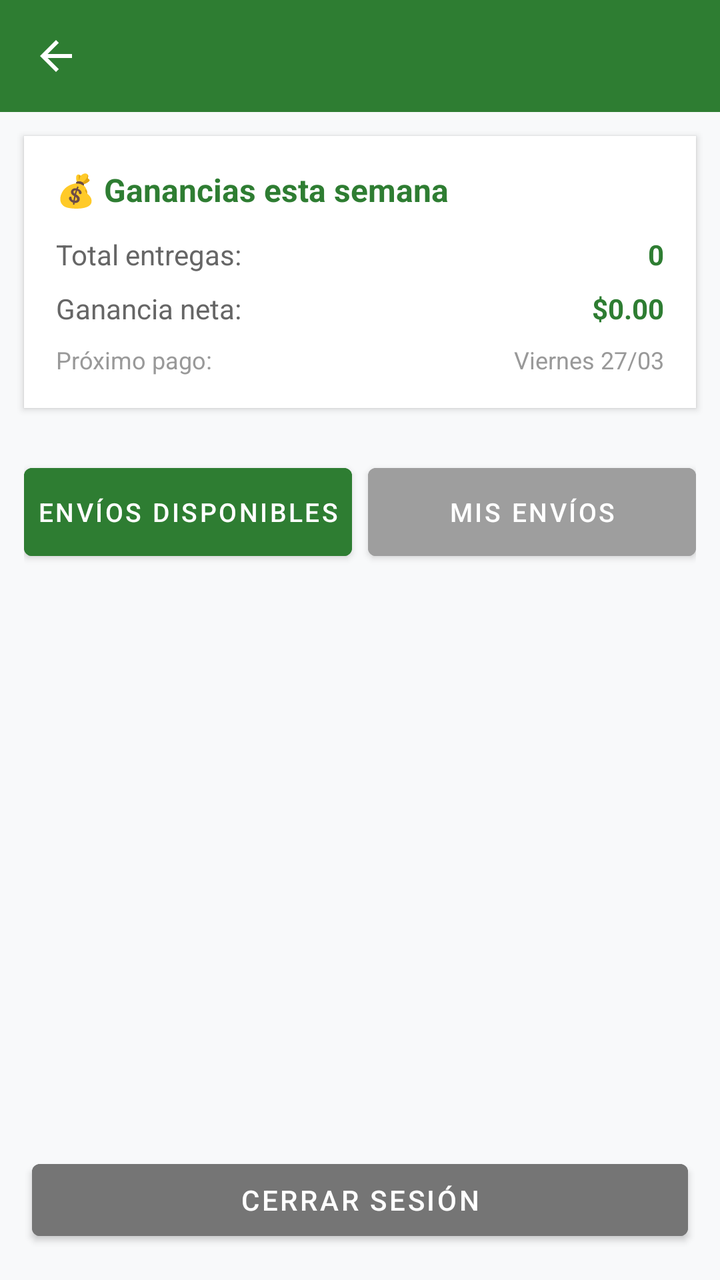
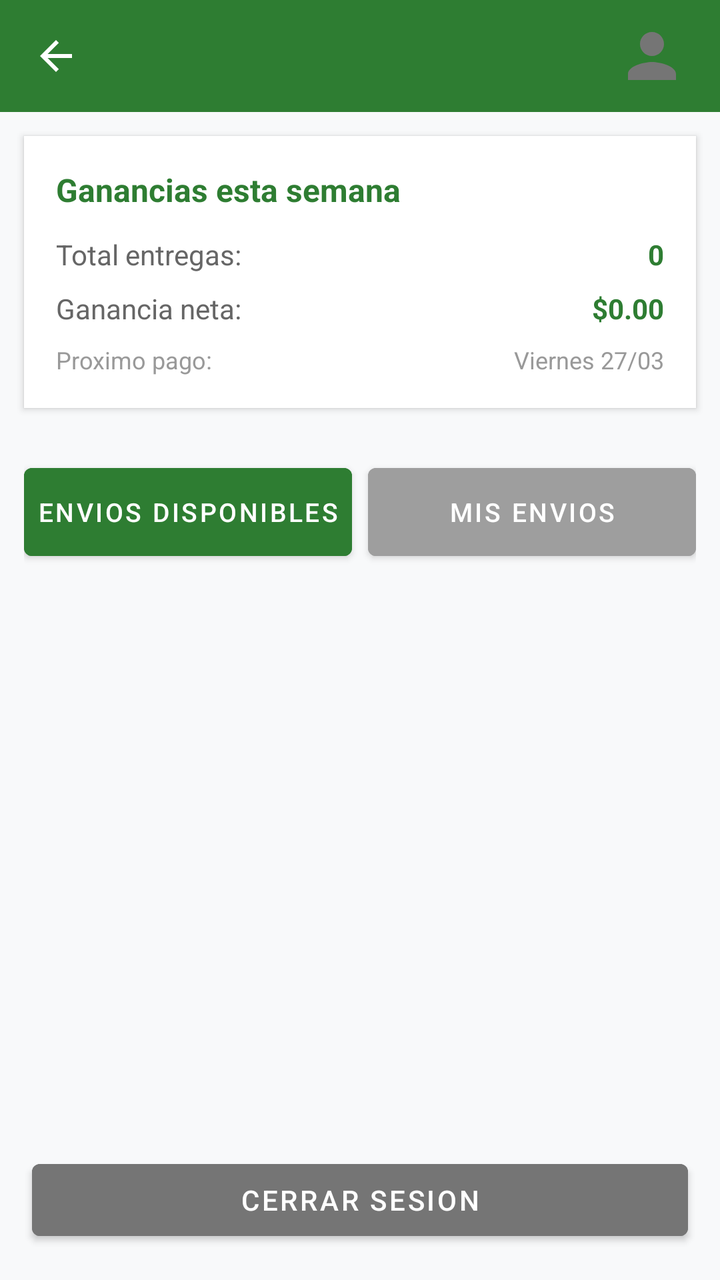

An Android layout rendered at two revisions. The XML below is the earlier revision; the diff shows what the commit changed to produce the second picture.
<!-- AndroidManifest.xml: application theme Theme.MaterialComponents.Light.NoActionBar -->
<!-- res/layout/activity_driver.xml -->
<?xml version="1.0" encoding="utf-8"?>
<LinearLayout xmlns:android="http://schemas.android.com/apk/res/android"
    xmlns:app="http://schemas.android.com/apk/res-auto"
    android:layout_width="match_parent"
    android:layout_height="match_parent"
    android:orientation="vertical"
    android:background="#F8F9FA">

    <androidx.appcompat.widget.Toolbar
        android:id="@+id/toolbar"
        android:layout_width="match_parent"
        android:layout_height="?attr/actionBarSize"
        android:background="#2E7D32"
        android:title="Modo Repartidor"
        android:titleTextColor="@android:color/white"
        app:navigationIcon="@drawable/ic_back"
        app:navigationIconTint="@android:color/white" />

    
    <LinearLayout
        android:layout_width="match_parent"
        android:layout_height="wrap_content"
        android:orientation="vertical"
        android:background="@android:color/white"
        android:elevation="2dp"
        android:padding="16dp"
        android:layout_margin="12dp"
        android:layout_marginTop="8dp"
        app:cardCornerRadius="12dp">

        <TextView
            android:layout_width="match_parent"
            android:layout_height="wrap_content"
            android:text="💰 Ganancias esta semana"
            android:textSize="16sp"
            android:textStyle="bold"
            android:textColor="#2E7D32"
            android:layout_marginBottom="12dp" />

        <LinearLayout
            android:layout_width="match_parent"
            android:layout_height="wrap_content"
            android:orientation="horizontal"
            android:layout_marginBottom="8dp">

            <TextView
                android:layout_width="0dp"
                android:layout_height="wrap_content"
                android:layout_weight="1"
                android:text="Total entregas:"
                android:textSize="14sp"
                android:textColor="#666666" />

            <TextView
                android:id="@+id/tvTotalDeliveries"
                android:layout_width="wrap_content"
                android:layout_height="wrap_content"
                android:text="0"
                android:textSize="14sp"
                android:textStyle="bold"
                android:textColor="#2E7D32" />

        </LinearLayout>

        <TextView
            android:id="@+id/tvTotalTips"
            android:layout_width="match_parent"
            android:layout_height="wrap_content"
            android:text="💸 Propinas: $0.00"
            android:textSize="14sp"
            android:textColor="#FF9800"
            android:layout_marginBottom="8dp"
            android:visibility="gone" />

        <LinearLayout
            android:layout_width="match_parent"
            android:layout_height="wrap_content"
            android:orientation="horizontal"
            android:layout_marginBottom="8dp">

            <TextView
                android:layout_width="0dp"
                android:layout_height="wrap_content"
                android:layout_weight="1"
                android:text="Ganancia neta:"
                android:textSize="14sp"
                android:textColor="#666666" />

            <TextView
                android:id="@+id/tvThisWeekEarnings"
                android:layout_width="wrap_content"
                android:layout_height="wrap_content"
                android:text="$0.00"
                android:textSize="14sp"
                android:textStyle="bold"
                android:textColor="#2E7D32" />

        </LinearLayout>

        <LinearLayout
            android:layout_width="match_parent"
            android:layout_height="wrap_content"
            android:orientation="horizontal">

            <TextView
                android:layout_width="0dp"
                android:layout_height="wrap_content"
                android:layout_weight="1"
                android:text="Próximo pago:"
                android:textSize="12sp"
                android:textColor="#999999" />

            <TextView
                android:id="@+id/tvNextPaymentDate"
                android:layout_width="wrap_content"
                android:layout_height="wrap_content"
                android:text="Viernes 27/03"
                android:textSize="12sp"
                android:textColor="#999999" />

        </LinearLayout>

    </LinearLayout>

    
    <LinearLayout
        android:layout_width="match_parent"
        android:layout_height="wrap_content"
        android:orientation="horizontal"
        android:padding="12dp"
        android:weightSum="2">

        <Button
            android:id="@+id/btnAvailableBlocks"
            android:layout_width="0dp"
            android:layout_height="56dp"
            android:layout_weight="1"
            android:text="Envíos Disponibles"
            android:textSize="13sp"
            android:backgroundTint="#2E7D32"
            android:layout_marginEnd="4dp"
            android:minHeight="48dp"
            android:paddingHorizontal="4dp"
            android:singleLine="true" />

        <Button
            android:id="@+id/btnMyBlocks"
            android:layout_width="0dp"
            android:layout_height="56dp"
            android:layout_weight="1"
            android:text="Mis Envíos"
            android:textSize="13sp"
            android:backgroundTint="#9E9E9E"
            android:layout_marginStart="4dp"
            android:minHeight="48dp"
            android:paddingHorizontal="4dp"
            android:singleLine="true" />

    </LinearLayout>

    
    <ProgressBar
        android:id="@+id/progressBar"
        android:layout_width="wrap_content"
        android:layout_height="wrap_content"
        android:layout_gravity="center"
        android:layout_marginTop="24dp"
        android:visibility="gone" />

    
    <androidx.recyclerview.widget.RecyclerView
        android:id="@+id/rvAvailableBlocks"
        android:layout_width="match_parent"
        android:layout_height="0dp"
        android:layout_weight="1"
        android:visibility="visible"
        android:clipToPadding="false"
        android:padding="8dp" />

    
    <androidx.recyclerview.widget.RecyclerView
        android:id="@+id/rvMyBlocks"
        android:layout_width="match_parent"
        android:layout_height="0dp"
        android:layout_weight="1"
        android:visibility="gone"
        android:clipToPadding="false"
        android:padding="8dp" />

    
    <Button
        android:id="@+id/btnLogout"
        android:layout_width="match_parent"
        android:layout_height="48dp"
        android:text="Cerrar Sesión"
        android:textSize="14sp"
        android:backgroundTint="#757575"
        android:layout_margin="16dp"
        android:minHeight="48dp" />

</LinearLayout>
<!-- resources referenced by this layout -->
<resources>
  <!-- drawable ic_back (drawable) -->
  <?xml version="1.0" encoding="utf-8"?>
  <vector xmlns:android="http://schemas.android.com/apk/res/android"
      android:width="24dp"
      android:height="24dp"
      android:viewportWidth="24"
      android:viewportHeight="24">
      <path
          android:fillColor="@android:color/white"
          android:pathData="M20,11H7.83l5.59,-5.59L12,4l-8,8 8,8 1.41,-1.41L7.83,13H20v-2z"/>
  </vector>
  <style name="Theme.MaterialComponents.Light.NoActionBar" parent="Theme.MaterialComponents.Light">
          <item name="windowActionBar">false</item>
          <item name="windowNoTitle">true</item>
          <item name="colorPrimary">#2E7D32</item>
          <item name="colorPrimaryVariant">#1B5E20</item>
          <item name="colorAccent">#388E3C</item>
      </style>
</resources>

<!-- the commit's change to res/layout/activity_driver.xml (unified diff, before → after) -->
@@ -14,7 +14,23 @@
         android:title="Modo Repartidor"
         android:titleTextColor="@android:color/white"
         app:navigationIcon="@drawable/ic_back"
-        app:navigationIconTint="@android:color/white" />
+        app:navigationIconTint="@android:color/white">
+
+        
+        <com.google.android.material.imageview.ShapeableImageView
+            android:id="@+id/ivDriverProfileAvatar"
+            android:layout_width="36dp"
+            android:layout_height="36dp"
+            android:layout_gravity="end"
+            android:layout_marginEnd="16dp"
+            android:src="@drawable/ic_default_avatar"
+            android:scaleType="centerCrop"
+            android:clickable="true"
+            android:focusable="true"
+            android:background="?android:attr/selectableItemBackgroundBorderless"
+            app:shapeAppearanceOverlay="@style/CircleImageView" />
+
+    </androidx.appcompat.widget.Toolbar>
 
     
     <LinearLayout
@@ -31,7 +47,7 @@
         <TextView
             android:layout_width="match_parent"
             android:layout_height="wrap_content"
-            android:text="💰 Ganancias esta semana"
+            android:text="Ganancias esta semana"
             android:textSize="16sp"
             android:textStyle="bold"
             android:textColor="#2E7D32"
@@ -66,7 +82,7 @@
             android:id="@+id/tvTotalTips"
             android:layout_width="match_parent"
             android:layout_height="wrap_content"
-            android:text="💸 Propinas: $0.00"
+            android:text="Propinas: $0.00"
             android:textSize="14sp"
             android:textColor="#FF9800"
             android:layout_marginBottom="8dp"
@@ -106,7 +122,7 @@
                 android:layout_width="0dp"
                 android:layout_height="wrap_content"
                 android:layout_weight="1"
-                android:text="Próximo pago:"
+                android:text="Proximo pago:"
                 android:textSize="12sp"
                 android:textColor="#999999" />
 
@@ -135,7 +151,7 @@
             android:layout_width="0dp"
             android:layout_height="56dp"
             android:layout_weight="1"
-            android:text="Envíos Disponibles"
+            android:text="Envios Disponibles"
             android:textSize="13sp"
             android:backgroundTint="#2E7D32"
             android:layout_marginEnd="4dp"
@@ -148,7 +164,7 @@
             android:layout_width="0dp"
             android:layout_height="56dp"
             android:layout_weight="1"
-            android:text="Mis Envíos"
+            android:text="Mis Envios"
             android:textSize="13sp"
             android:backgroundTint="#9E9E9E"
             android:layout_marginStart="4dp"
@@ -158,7 +174,6 @@
 
     </LinearLayout>
 
-    
     <ProgressBar
         android:id="@+id/progressBar"
         android:layout_width="wrap_content"
@@ -167,7 +182,6 @@
         android:layout_marginTop="24dp"
         android:visibility="gone" />
 
-    
     <androidx.recyclerview.widget.RecyclerView
         android:id="@+id/rvAvailableBlocks"
         android:layout_width="match_parent"
@@ -177,7 +191,6 @@
         android:clipToPadding="false"
         android:padding="8dp" />
 
-    
     <androidx.recyclerview.widget.RecyclerView
         android:id="@+id/rvMyBlocks"
         android:layout_width="match_parent"
@@ -187,12 +200,11 @@
         android:clipToPadding="false"
         android:padding="8dp" />
 
-    
     <Button
         android:id="@+id/btnLogout"
         android:layout_width="match_parent"
         android:layout_height="48dp"
-        android:text="Cerrar Sesión"
+        android:text="Cerrar Sesion"
         android:textSize="14sp"
         android:backgroundTint="#757575"
         android:layout_margin="16dp"
<!-- resource entries referenced after the edit -->
@@ -11,6 +11,21 @@
           android:fillColor="@android:color/white"
           android:pathData="M20,11H7.83l5.59,-5.59L12,4l-8,8 8,8 1.41,-1.41L7.83,13H20v-2z"/>
   </vector>
+  <!-- drawable ic_default_avatar (drawable) -->
+  <vector xmlns:android="http://schemas.android.com/apk/res/android"
+      android:width="24dp"
+      android:height="24dp"
+      android:viewportWidth="24"
+      android:viewportHeight="24"
+      android:tint="#757575">
+      <path
+          android:fillColor="#FF000000"
+          android:pathData="M12,12c2.21,0 4,-1.79 4,-4s-1.79,-4 -4,-4 -4,1.79 -4,4 1.79,4 4,4zM12,14c-2.67,0 -8,1.34 -8,4v2h16v-2c0,-2.66 -5.33,-4 -8,-4z"/>
+  </vector>
+  <style name="CircleImageView" parent="">
+          <item name="cornerFamily">rounded</item>
+          <item name="cornerSize">50%</item>
+      </style>
   <style name="Theme.MaterialComponents.Light.NoActionBar" parent="Theme.MaterialComponents.Light">
           <item name="windowActionBar">false</item>
           <item name="windowNoTitle">true</item>
